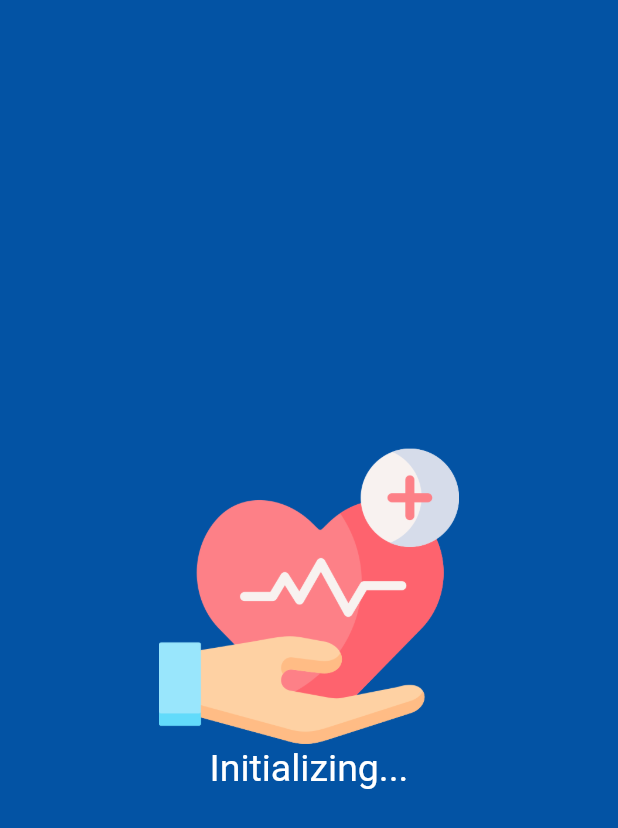
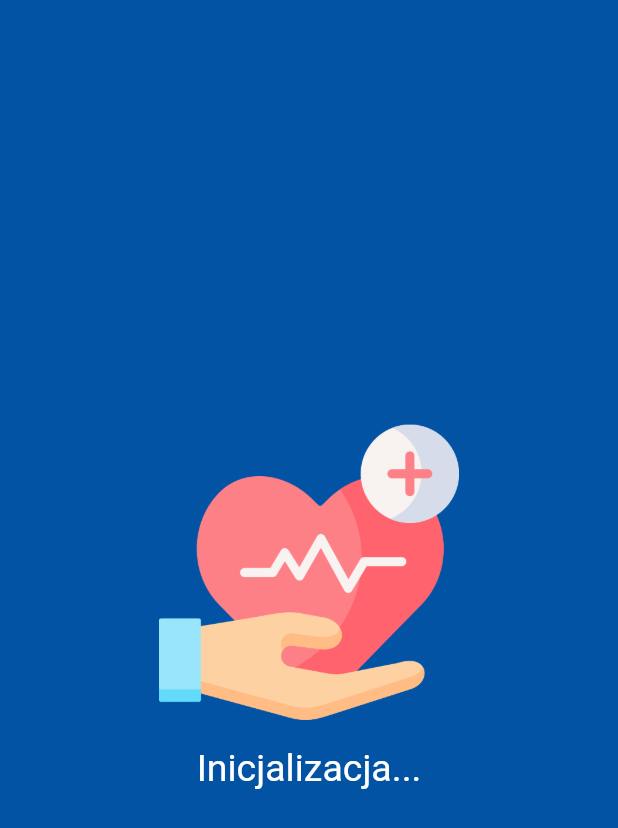
Before and after one commit to Luxio1/mszczepienia_client, a Flutter app: the SplashScreen screen opened directly, on a phone screen of 412 x 824 dp. Shown: the top 828 px of the screen. Run offline on Flutter 3.47's test engine with Material 2 defaults, Android fonts, the phone set to English and light mode, and no system bars; our stand-ins replace flutter_secure_storage, flutter_typeahead, fluttertoast, responsive_grid, table_calendar; accounts and stored records are empty.

Commit message:
UI change in splash_screen.dart

```diff
--- a/lib/user_screens/splash_screen.dart
+++ b/lib/user_screens/splash_screen.dart
@@ -42,8 +42,11 @@ class _SplashScreenState extends State<SplashScreen> {
               height: 200,
               image: AssetImage('assets/healthcare.png'),
             ),
-            Text('Initializing...',
-            style: TextStyle(fontSize: 25, color: Colors.white),),
+            Padding(
+              padding: EdgeInsets.all(16.0),
+              child: Text('Inicjalizacja...',
+              style: TextStyle(fontSize: 25, color: Colors.white),),
+            ),
           ],
         ),
       ),
```
